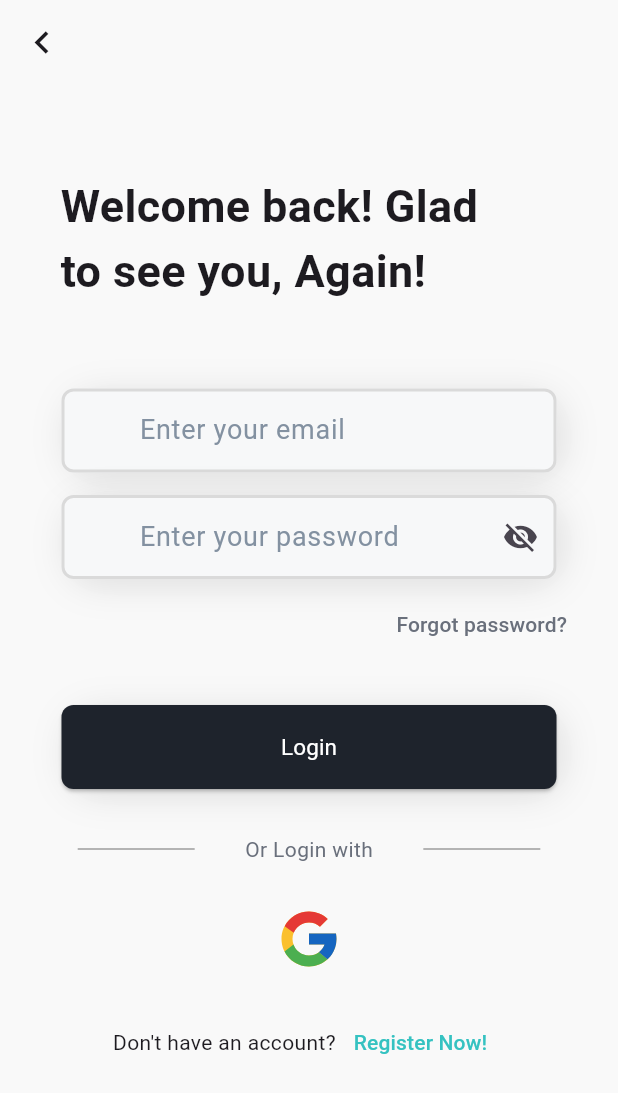
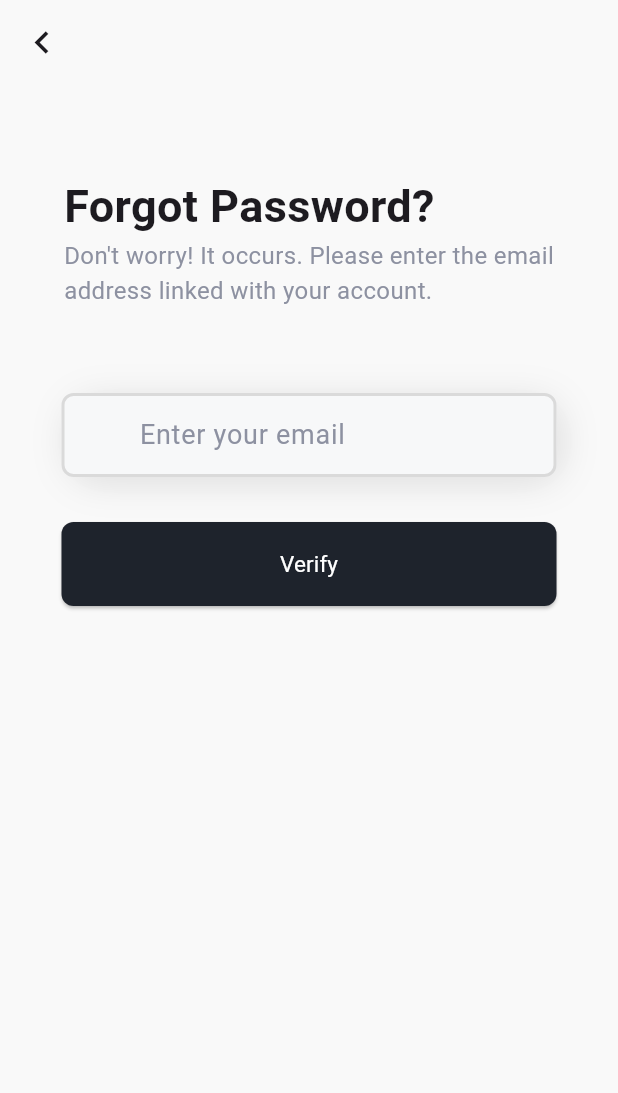
Before and after one commit to bekoe1/flutter_news_app, a Flutter app: the LoginPage screen opened directly, after a tap on "Forgot password?", on a phone screen of 412 x 824 dp. Shown: the top 1093 px of the screen. Run offline on Flutter 3.47's test engine with Material 3 defaults, Android fonts, the phone set to English and light mode, and no system bars; our stand-ins replace bloc, firebase_auth, firebase_core, flutter_bloc, flutter_svg, get_it and 1 more; accounts and stored records are empty; Roboto replaces fonts that are missing (Bold).

Commit message:
feature: add reset password page and bloc logic

```diff
--- a/lib/data/repo_impl/auth_repo_impl.dart
+++ b/lib/data/repo_impl/auth_repo_impl.dart
@@ -41,4 +41,10 @@ class AuthRepoImpl implements AuthRepo {
   void checkUsersDb() {
     // TODO: implement checkUsersDb
   }
+
+  @override
+  Future<bool> isEmailInDb(String email) {
+    // TODO: implement isEmailInDb
+    throw UnimplementedError();
+  }
 }
--- a/lib/data/repo_impl/mock_auth_repo_impl.dart
+++ b/lib/data/repo_impl/mock_auth_repo_impl.dart
@@ -77,4 +77,16 @@ class MockAuthRepoImpl implements AuthRepo {
       return usersDb[id]!;
     }
   }
+
+  @override
+  Future<bool> isEmailInDb(String email) async {
+    bool inDb = false;
+    usersDb.forEach((key, value) {
+      if (usersDb[key]?.email == email) {
+        inDb = true;
+      }
+    });
+    await Future.delayed(const Duration(seconds: 1));
+    return inDb;
+  }
 }
--- a/lib/domain/repositories/auth/auth_repo.dart
+++ b/lib/domain/repositories/auth/auth_repo.dart
@@ -13,4 +13,5 @@ abstract class AuthRepo {
   });
 
   void checkUsersDb();
+  Future<bool> isEmailInDb(String email);
 }
--- a/lib/main.dart
+++ b/lib/main.dart
@@ -2,6 +2,7 @@ import 'package:NewsApp/di/injection.dart';
 import 'package:NewsApp/firebase_options.dart';
 import 'package:NewsApp/presentation/auth_page/auth_page.dart';
 import 'package:NewsApp/presentation/login_page/bloc/log_in_bloc.dart';
+import 'package:NewsApp/presentation/reset_password_page/bloc/reset_password_bloc.dart';
 import 'package:NewsApp/presentation/sign_up_page/bloc/sign_up_bloc.dart';
 import 'package:firebase_core/firebase_core.dart';
 import 'package:flutter/material.dart';
@@ -25,6 +26,9 @@ class NewsApp extends StatelessWidget {
         BlocProvider<SignUpBloc>(
           create: (BuildContext context) => getIt<SignUpBloc>(),
         ),
+        BlocProvider<ResetPasswordBloc>(
+          create: (BuildContext context) => getIt<ResetPasswordBloc>(),
+        ),
       ],
       child: const MaterialApp(
         home: AuthPage(),
--- a/lib/presentation/login_page/login_page.dart
+++ b/lib/presentation/login_page/login_page.dart
@@ -1,6 +1,7 @@
 import 'dart:developer';
 
 import 'package:NewsApp/presentation/login_page/widgets/dividers_and_text_row.dart';
+import 'package:NewsApp/presentation/reset_password_page/reset_password_page.dart';
 import 'package:NewsApp/presentation/sign_up_page/sign_up_page.dart';
 import 'package:NewsApp/utils/constants.dart';
 import 'package:NewsApp/utils/validation.dart';
@@ -129,7 +130,12 @@ class _LoginPageState extends State<LoginPage> {
                     alignment: Alignment.centerRight,
                     child: TextButton(
                       onPressed: () {
-                        //TODO Navigator.push...ResetPasswordPage
+                        Navigator.push(
+                          context,
+                          MaterialPageRoute(
+                            builder: (context) => ResetPasswordPage(),
+                          ),
+                        );
                       },
                       child: const Text(
                         "Forgot password?",
--- /dev/null
+++ b/lib/presentation/reset_password_page/bloc/reset_password_bloc.dart
@@ -0,0 +1,36 @@
+import 'dart:async';
+
+import 'package:NewsApp/domain/repositories/auth/auth_repo.dart';
+import 'package:bloc/bloc.dart';
+import 'package:injectable/injectable.dart';
+import 'package:meta/meta.dart';
+
+part 'reset_password_event.dart';
+part 'reset_password_state.dart';
+
+@injectable
+class ResetPasswordBloc extends Bloc<ResetPasswordEvent, ResetPasswordState> {
+  final AuthRepo authRepo;
+
+  ResetPasswordBloc(this.authRepo) : super(ResetPasswordInitial()) {
+    on<AttemptToVerifyEmailEvent>(_onAttemptTOVerifyEmail);
+  }
+
+  Future<void> _onAttemptTOVerifyEmail(
+      AttemptToVerifyEmailEvent event, Emitter<ResetPasswordState> emit) async {
+    final response = await authRepo.isEmailInDb(event.email);
+    if (response) {
+      emit(
+        VerifyingEmailSuccessState(email: event.email),
+      );
+    } else if (!response) {
+      emit(
+        VerifyingEmailErrorState(error: "Email not found"),
+      );
+    } else {
+      emit(
+        VerifyingEmailErrorState(error: "Error occupied"),
+      );
+    }
+  }
+}
--- /dev/null
+++ b/lib/presentation/reset_password_page/bloc/reset_password_event.dart
@@ -0,0 +1,10 @@
+part of 'reset_password_bloc.dart';
+
+@immutable
+abstract class ResetPasswordEvent {}
+
+class AttemptToVerifyEmailEvent extends ResetPasswordEvent {
+  final String email;
+
+  AttemptToVerifyEmailEvent({required this.email});
+}
--- /dev/null
+++ b/lib/presentation/reset_password_page/bloc/reset_password_state.dart
@@ -0,0 +1,18 @@
+part of 'reset_password_bloc.dart';
+
+@immutable
+abstract class ResetPasswordState {}
+
+class ResetPasswordInitial extends ResetPasswordState {}
+
+class VerifyingEmailSuccessState extends ResetPasswordState {
+  final String email;
+
+  VerifyingEmailSuccessState({required this.email});
+}
+
+class VerifyingEmailErrorState extends ResetPasswordState {
+  final String error;
+
+  VerifyingEmailErrorState({required this.error});
+}
--- /dev/null
+++ b/lib/presentation/reset_password_page/reset_password_page.dart
@@ -0,0 +1,123 @@
+import 'dart:developer';
+
+import 'package:NewsApp/presentation/reset_password_page/bloc/reset_password_bloc.dart';
+import 'package:NewsApp/utils/constants.dart';
+import 'package:NewsApp/utils/validation.dart';
+import 'package:NewsApp/widgets/custom_elevated_button.dart';
+import 'package:NewsApp/widgets/cutom_textform.dart';
+import 'package:flutter/material.dart';
+import 'package:flutter_bloc/flutter_bloc.dart';
+
+class ResetPasswordPage extends StatelessWidget {
+  ResetPasswordPage({super.key});
+
+  final emailController = TextEditingController();
+
+  @override
+  Widget build(BuildContext context) {
+    return GestureDetector(
+      onTap: () {
+        FocusScope.of(context).unfocus();
+      },
+      child: Scaffold(
+        backgroundColor: MyConstants.backgroundColor,
+        appBar: AppBar(
+          backgroundColor: Colors.transparent,
+          leading: IconButton(
+            icon: MyConstants.leading,
+            onPressed: () {
+              Navigator.pop(context);
+            },
+          ),
+        ),
+        body: BlocListener<ResetPasswordBloc, ResetPasswordState>(
+          listener: (context, state) {
+            if (state is VerifyingEmailErrorState) {
+              ScaffoldMessenger.of(context).showSnackBar(
+                SnackBar(
+                  content: Text(state.error),
+                  backgroundColor: Colors.grey,
+                  duration: const Duration(seconds: 2),
+                ),
+              );
+            }
+            if (state is VerifyingEmailSuccessState) {
+              log("переход");
+              //TODO переход на страницу сброса пароля
+            }
+          },
+          child: SingleChildScrollView(
+            child: Column(
+              crossAxisAlignment: CrossAxisAlignment.center,
+              children: [
+                Padding(
+                  padding: const EdgeInsets.only(
+                    top: 60,
+                    bottom: 57,
+                  ),
+                  child: Column(
+                    crossAxisAlignment: CrossAxisAlignment.start,
+                    children: [
+                      const Text(
+                        "Forgot Password?",
+                        style: TextStyle(
+                          fontSize: 30,
+                          fontWeight: FontWeight.w700,
+                        ),
+                      ),
+                      Text(
+                        "Don't worry! It occurs. Please enter the email\naddress linked with your account.",
+                        style: TextStyle(
+                          fontWeight: FontWeight.w400,
+                          fontSize: 16,
+                          color: MyConstants.smallTextColor,
+                        ),
+                      ),
+                    ],
+                  ),
+                ),
+                Center(
+                  child: CustomTextForm(
+                    controller: emailController,
+                    text: "Enter your email",
+                    textInputType: TextInputType.emailAddress,
+                    width: 330,
+                    height: 56,
+                  ),
+                ),
+                const SizedBox(height: 30),
+                Center(
+                  child: CustomElevatedButton.classicBlack(
+                    text: "Verify",
+                    onPressed: () {
+                      if (Validation.ValidateEmail(emailController.text) !=
+                          null) {
+                        ScaffoldMessenger.of(context).showSnackBar(
+                          SnackBar(
+                            content: Text(
+                              Validation.ValidateEmail(
+                                emailController.text,
+                              )!,
+                            ),
+                            backgroundColor: Colors.grey,
+                            duration: const Duration(seconds: 2),
+                          ),
+                        );
+                      } else {
+                        context.read<ResetPasswordBloc>().add(
+                              AttemptToVerifyEmailEvent(
+                                email: emailController.text,
+                              ),
+                            );
+                      }
+                    },
+                  ),
+                ),
+              ],
+            ),
+          ),
+        ),
+      ),
+    );
+  }
+}
--- a/lib/utils/constants.dart
+++ b/lib/utils/constants.dart
@@ -3,6 +3,7 @@ import 'package:flutter/material.dart';
 class MyConstants {
   static Color backgroundColor = const Color.fromARGB(249, 249, 249, 249);
   static Color blueColorForTextButtons = const Color.fromRGBO(53, 194, 193, 1);
+  static Color smallTextColor = const Color.fromRGBO(141, 145, 161, 1);
   static String fontFamily = '.SF UI Text';
   static Icon leading = const Icon(Icons.chevron_left, size: 30);
 }
--- a/lib/widgets/cutom_textform.dart
+++ b/lib/widgets/cutom_textform.dart
@@ -1,3 +1,4 @@
+import 'package:NewsApp/utils/constants.dart';
 import 'package:NewsApp/widgets/container_with_shades.dart';
 import 'package:flutter/material.dart';
 
@@ -49,7 +50,7 @@ class CustomTextForm extends StatelessWidget {
           prefixIcon: const SizedBox(width: 2),
           filled: true,
           hintText: text,
-          hintStyle: const TextStyle(color: Color.fromRGBO(131, 145, 161, 1)),
+          hintStyle: TextStyle(color: MyConstants.smallTextColor),
           fillColor: const Color.fromRGBO(247, 248, 249, 1),
           suffixIcon: suffixIcon,
           border: OutlineInputBorder(
```
Also changed, not shown: lib/di/injection.config.dart.
